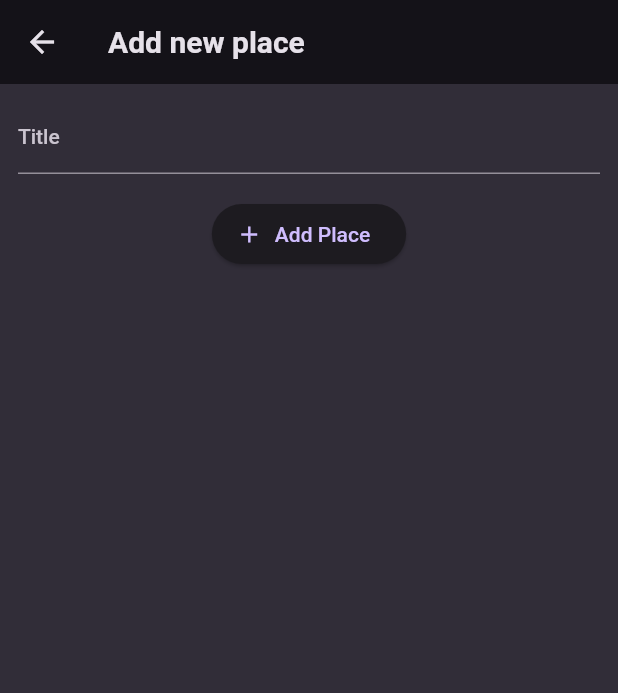
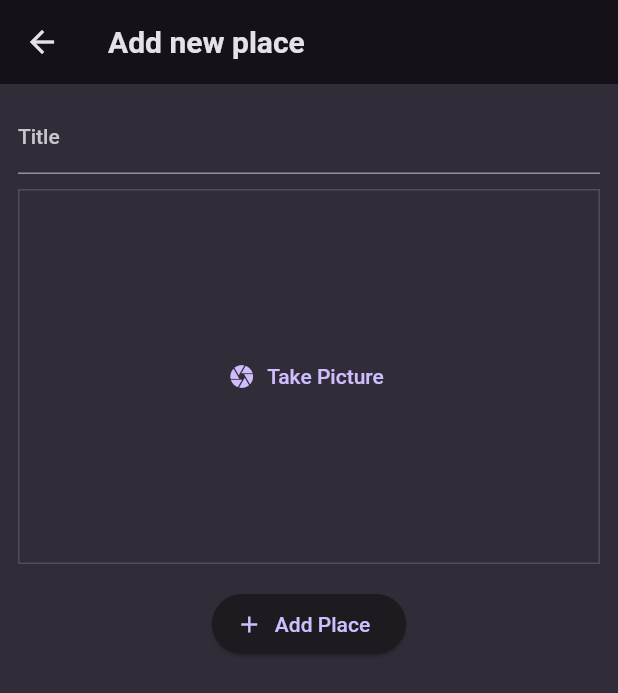
Before and after one commit to aswinsubhash/favorite_places_app, a Flutter app: the AddPlaceScreen screen opened directly, on a phone screen of 412 x 824 dp. Shown: the top 693 px of the screen. Run offline on Flutter 3.47's test engine with Material 2 defaults, Android fonts, the phone set to English and light mode, and no system bars; our stand-ins replace flutter_riverpod, google_fonts.

Commit message:
Input widget created and added

```diff
--- a/lib/screens/add_place.dart
+++ b/lib/screens/add_place.dart
@@ -1,4 +1,5 @@
 import 'package:favorite_places_app/providers/user_places.dart';
+import 'package:favorite_places_app/widgets/image_input.dart';
 import 'package:flutter/material.dart';
 import 'package:flutter_riverpod/flutter_riverpod.dart';
 
@@ -12,10 +13,10 @@ class AddPlaceScreen extends ConsumerStatefulWidget {
 class _AddPlaceScreenState extends ConsumerState<AddPlaceScreen> {
   final _titleController = TextEditingController();
 
-  void _savePlace(){
+  void _savePlace() {
     final enteredTitle = _titleController.text;
 
-    if(enteredTitle.isEmpty){
+    if (enteredTitle.isEmpty) {
       return;
     }
     ref.read(userPlaceProvider.notifier).addPlace(enteredTitle);
@@ -45,6 +46,8 @@ class _AddPlaceScreenState extends ConsumerState<AddPlaceScreen> {
                 color: Theme.of(context).colorScheme.onBackground,
               ),
             ),
+            const SizedBox(height: 10),
+            ImageInput(),
             const SizedBox(height: 16),
             ElevatedButton.icon(
               onPressed: _savePlace,
--- /dev/null
+++ b/lib/widgets/image_input.dart
@@ -0,0 +1,35 @@
+import 'package:flutter/material.dart';
+
+class ImageInput extends StatefulWidget {
+  const ImageInput({super.key});
+
+  @override
+  State<ImageInput> createState() => _ImageInputState();
+}
+
+class _ImageInputState extends State<ImageInput> {
+
+  void _takePicture(){
+
+  }
+
+  @override
+  Widget build(BuildContext context) {
+    return Container(
+      decoration: BoxDecoration(
+        border: Border.all(
+          width: 1,
+          color: Theme.of(context).colorScheme.primary.withOpacity(0.2),
+        ),
+      ),
+      height: 250,
+      width: double.infinity,
+      alignment: Alignment.center,
+      child: TextButton.icon(
+        onPressed: _takePicture,
+        icon: const Icon(Icons.camera),
+        label: const Text('Take Picture'),
+      ),
+    );
+  }
+}
```
